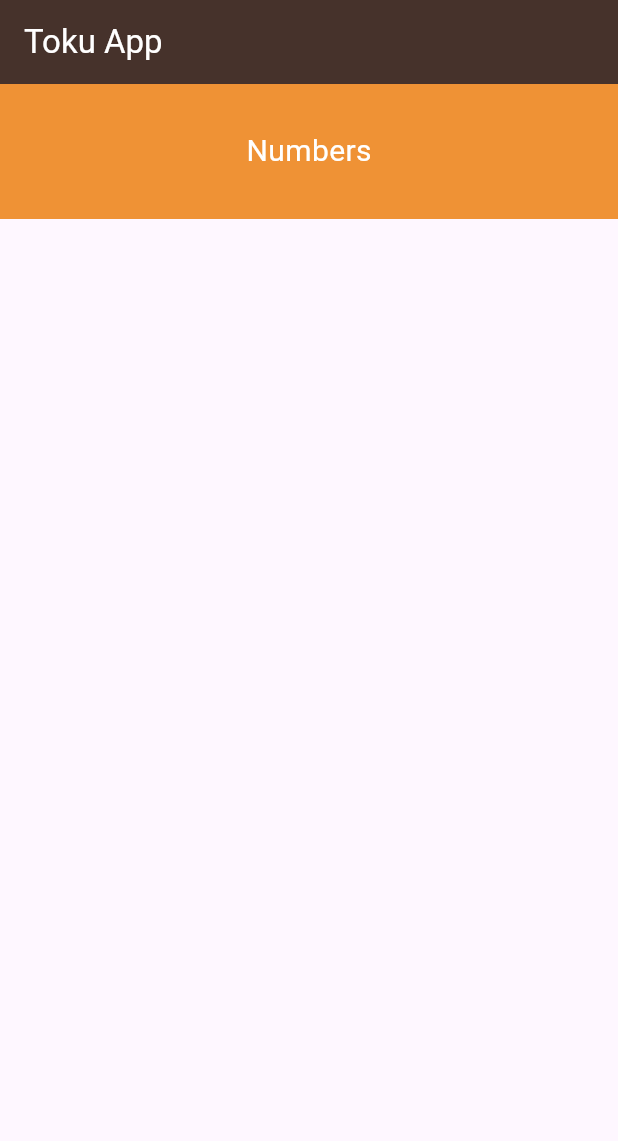
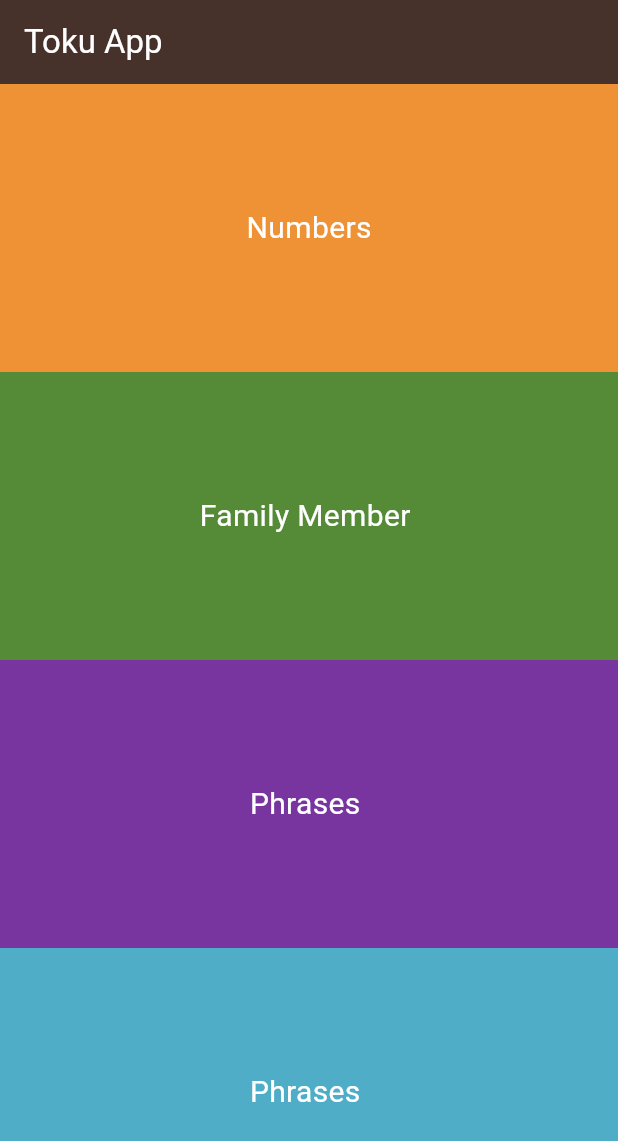
Before and after one commit to 01151634247/Language_Larning_App, a Flutter app: the screen it shows after launch, on a phone screen of 412 x 824 dp. Shown: the top 1141 px of the screen. Run offline on Flutter 3.47's test engine with Material 3 defaults, Android fonts, the phone set to English and light mode, and no system bars.

Commit message:
add expanded widgets

```diff
--- a/lib/widgets/container_item.dart
+++ b/lib/screens/container_item.dart
@@ -9,7 +9,8 @@ class container extends StatelessWidget {
    final String text;
   @override
   Widget build(BuildContext context) {
-    return Container(
+    return Expanded(
+      child: Container(
         alignment: Alignment.center,
         height: 90,
         width: double.infinity,
@@ -18,6 +19,7 @@ class container extends StatelessWidget {
           color: Colors.white,
           fontSize: 20,
         ),),
+      ),
     );
   }
 }
--- a/lib/widgets/toku_app_body.dart
+++ b/lib/widgets/toku_app_body.dart
@@ -1,6 +1,6 @@
 
 import 'package:flutter/material.dart';
-import 'package:lnguage_app/widgets/container_item.dart';
+import 'package:lnguage_app/screens/container_item.dart';
 
 class TokuAppBody extends StatelessWidget {
   const TokuAppBody ({super.key});
@@ -13,6 +13,19 @@ class TokuAppBody extends StatelessWidget {
           color:Color(0xffEf9235),
           text: 'Numbers',
         ),
+         container(
+          color:Color(0xff558B37),
+          text: 'Family Member ',
+        ),
+        container(
+          color:Color(0xff79359F),
+          text: 'Phrases ',
+        ),
+
+        container(
+          color:Color(0xff50ADC7),
+          text: 'Phrases ',
+        ),
 
 
 
```
Also changed, not shown: 1 other file. Lines whose indentation alone changed are shown as unchanged.
